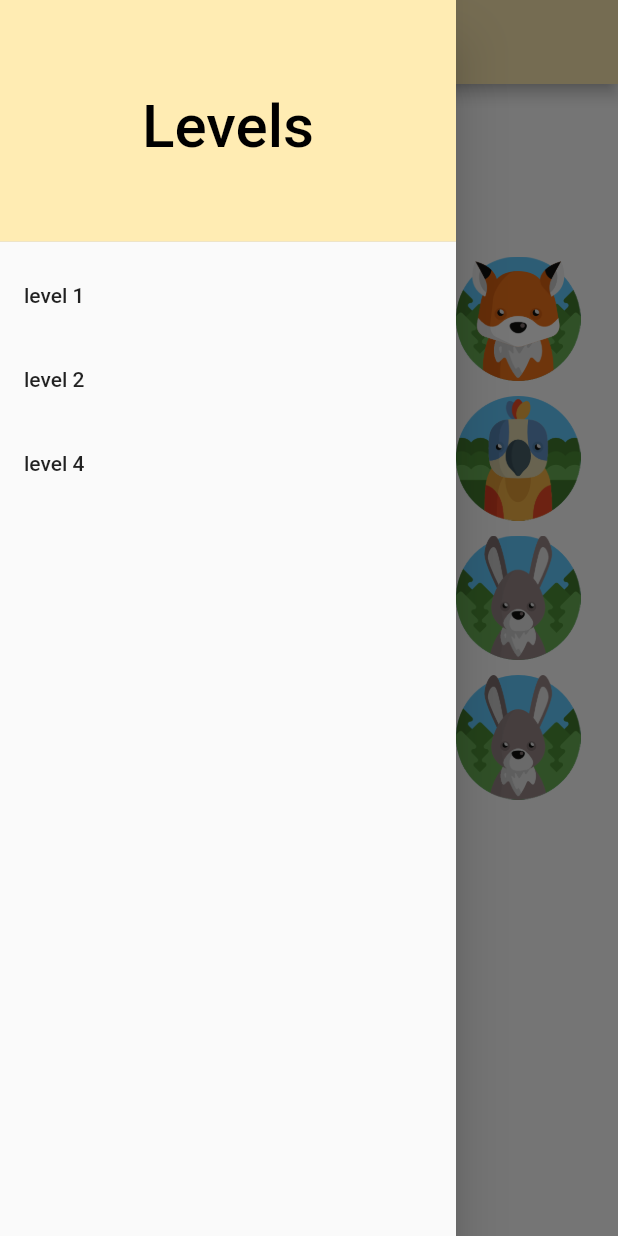
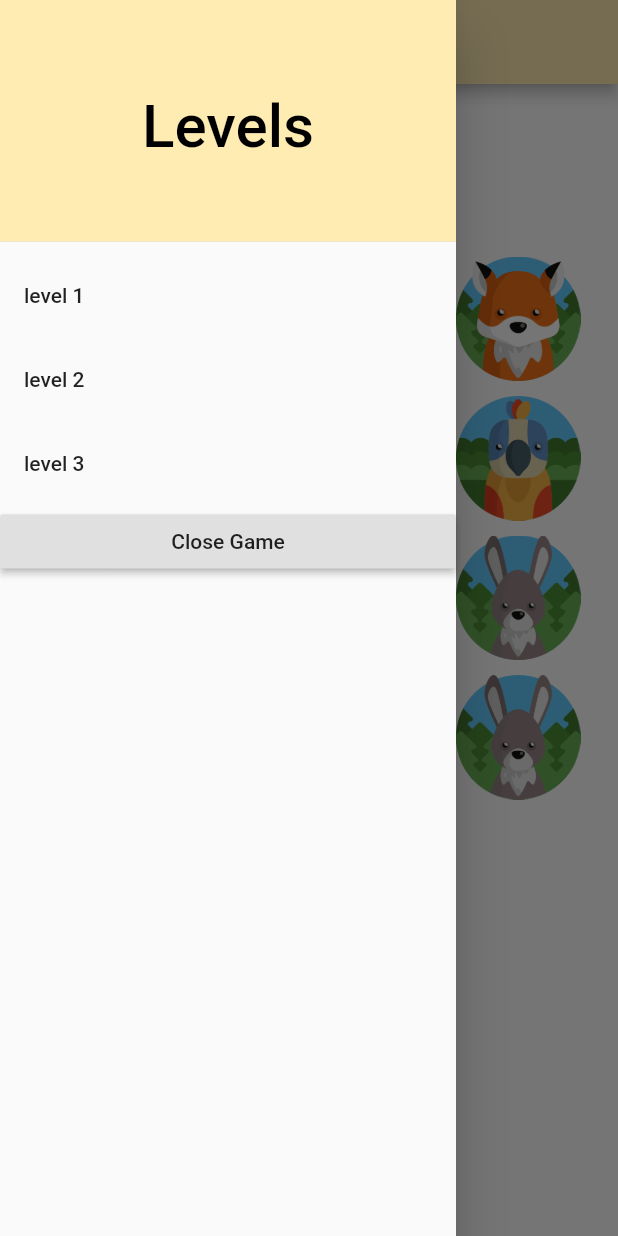
Before and after one commit to khlood-ahmed/learning-App, a Flutter app: the Home_one screen opened directly, with the side drawer open, on a phone screen of 412 x 824 dp. Run offline on Flutter 3.47's test engine with Material 2 defaults, Android fonts, the phone set to English and light mode, and no system bars; our stand-ins replace animated_text_kit, audioplayers, flutter_svg.

Commit message:
last one

```diff
--- a/lib/main.dart
+++ b/lib/main.dart
@@ -20,7 +20,8 @@ class MyApp extends StatelessWidget{
 
     return MaterialApp(
 
-      home: AnimatedDefaultTextStyleWidget(),
+      home:Home_one(),
+      // AnimatedDefaultTextStyleWidget(),
 
     );
 }
--- a/lib/pages/Home_one.dart
+++ b/lib/pages/Home_one.dart
@@ -1,5 +1,6 @@
 import 'dart:async';
 import 'dart:io';
+import 'package:audioplayers/audioplayers.dart';
 import 'package:flutter/material.dart';
 import 'package:multimedia/pages/Home.dart';
 import 'Screen_three.dart';
@@ -18,7 +19,7 @@ class _HomeState extends State<Home_one> {
   List<TileModel> gridViewTiles = new List<TileModel>();
   List<TileModel> questionPairs = new List<TileModel>();
   var player = AudioCache();
-
+  var Player = AudioPlayer();
   @override
   void initState() {
    // player.play('song.mp3');
@@ -76,18 +77,24 @@ class _HomeState extends State<Home_one> {
         title: Text('level 2'),
         onTap: () {
           Navigator.push(context, MaterialPageRoute(builder: (context){
-                return Screen_three();
+                return level4();
+                // Screen_three();
               }));
         },
       ),
       ListTile(
-        title: Text('level 4'),
+        title: Text('level 3'),
         onTap: () {
           Navigator.push(context, MaterialPageRoute(builder: (context){
-                return level4();
+                return Screen_three();
+              //  level4();
               }));
         },
       ),
+      RaisedButton(child: Text('Close Game'),
+                      onPressed: (){
+                        exit(0);
+                      },),
     ],
   ),
 ),
```
Also changed, not shown: lib/pages/Home.dart (+7 -3 lines), lib/pages/Screen_three.dart (+5 -4 lines), lib/pages/Screen_two.dart (+4 -3 lines), lib/pages/level4.dart (+9 -9 lines).
